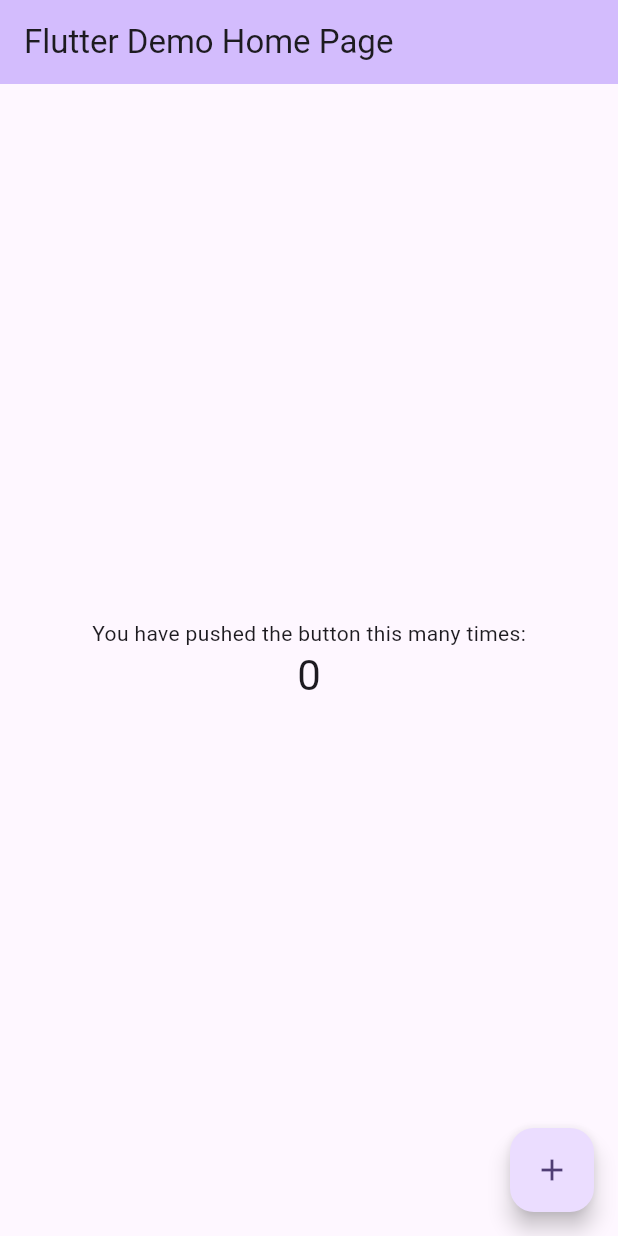
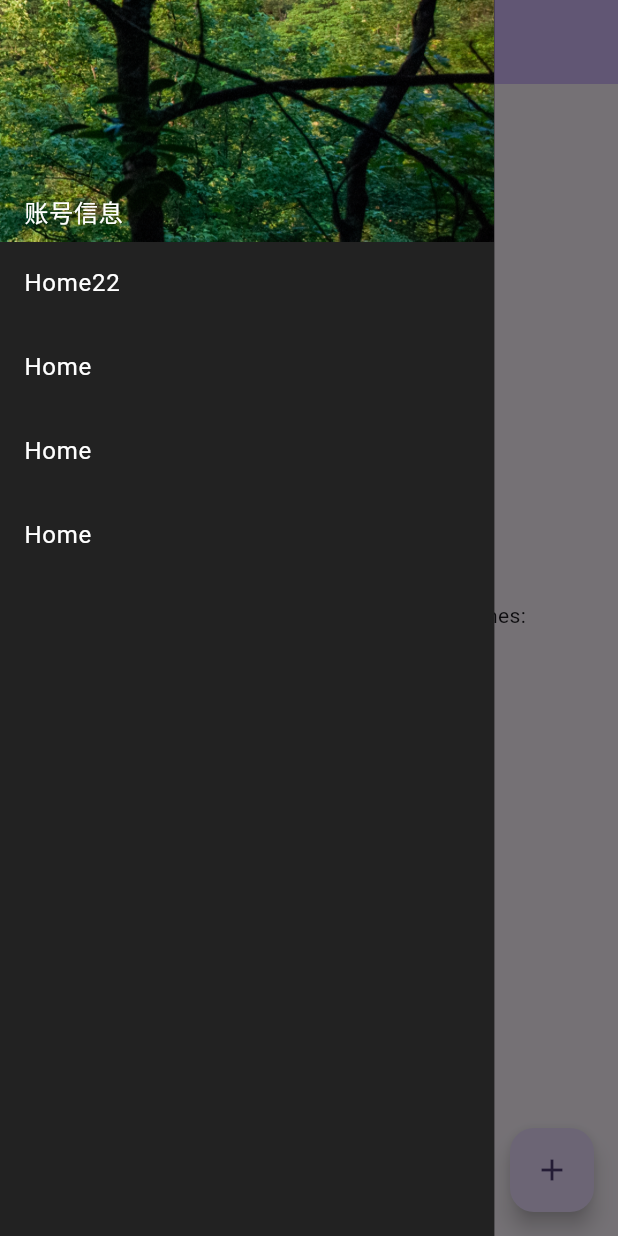
Before and after one commit to daixiongsheng/days, a Flutter app: the screen it shows after launch, with the side drawer open (before the commit the screen has no drawer), on a phone screen of 412 x 824 dp. Run offline on Flutter 3.47's test engine with Material 3 defaults, Android fonts, the phone set to English and light mode, and no system bars.

Commit message:
feat: init drawer

```diff
--- /dev/null
+++ b/assets/config.json
@@ -0,0 +1,3 @@
+{
+	"name": "123"
+}
--- a/lib/main.dart
+++ b/lib/main.dart
@@ -1,7 +1,47 @@
 import 'package:flutter/material.dart';
+import 'package:flutter/cupertino.dart';
+import 'package:flutter/services.dart' show rootBundle;
+
+Future<String> loadAsset() async {
+  return await rootBundle.loadString('assets/config.json');
+}
 
 void main() {
   runApp(const MyApp());
+}
+
+class NewRoute extends StatelessWidget {
+  @override
+  Widget build(BuildContext context) {
+    return Scaffold(
+      appBar: AppBar(
+        title: const Text("New route"),
+      ),
+      body: const Center(
+        child: Text("This is new route"),
+      ),
+    );
+  }
+}
+
+class CupertinoTestRoute extends StatelessWidget {
+  const CupertinoTestRoute({super.key});
+
+  @override
+  Widget build(BuildContext context) {
+    return CupertinoPageScaffold(
+      backgroundColor: Colors.black12,
+      navigationBar: const CupertinoNavigationBar(
+        middle: Text("Cupertino Demo"),
+      ),
+      child: Center(
+        child: CupertinoButton(
+            color: CupertinoColors.activeBlue,
+            child: const Text("Press"),
+            onPressed: () {}),
+      ),
+    );
+  }
 }
 
 class MyApp extends StatelessWidget {
@@ -12,101 +52,255 @@ class MyApp extends StatelessWidget {
   Widget build(BuildContext context) {
     return MaterialApp(
       title: 'Flutter Demo',
+      initialRoute: '/',
+      onGenerateRoute: (RouteSettings settings) {
+        return MaterialPageRoute(builder: (context) {
+          String routeName = settings.name!;
+          // 如果访问的路由页需要登录，但当前未登录，则直接返回登录页路由，
+          // 引导用户登录；其他情况则正常打开路由。
+          print('routeName$routeName');
+          return NewRoute();
+        });
+      },
+      routes: {
+        "home": (context) => const DefaultTabController(
+              length: 3,
+              child: Scaffold(),
+            ),
+        "new_page": (context) => NewRoute(),
+        "tip": (context) => TipRoute(
+              text: ModalRoute.of(context)!.settings.arguments as String,
+            ),
+        "/": (context) =>
+            const MyHomePage(title: 'Flutter Demo Home Page'), //注册首页路由
+      },
       theme: ThemeData(
-        // This is the theme of your application.
-        //
-        // TRY THIS: Try running your application with "flutter run". You'll see
-        // the application has a purple toolbar. Then, without quitting the app,
-        // try changing the seedColor in the colorScheme below to Colors.green
-        // and then invoke "hot reload" (save your changes or press the "hot
-        // reload" button in a Flutter-supported IDE, or press "r" if you used
-        // the command line to start the app).
-        //
-        // Notice that the counter didn't reset back to zero; the application
-        // state is not lost during the reload. To reset the state, use hot
-        // restart instead.
-        //
-        // This works for code too, not just values: Most code changes can be
-        // tested with just a hot reload.
         colorScheme: ColorScheme.fromSeed(seedColor: Colors.deepPurple),
         useMaterial3: true,
       ),
-      home: const MyHomePage(title: 'Flutter Demo Home Page'),
     );
   }
 }
 
 class MyHomePage extends StatefulWidget {
   const MyHomePage({super.key, required this.title});
-
-  // This widget is the home page of your application. It is stateful, meaning
-  // that it has a State object (defined below) that contains fields that affect
-  // how it looks.
-
-  // This class is the configuration for the state. It holds the values (in this
-  // case the title) provided by the parent (in this case the App widget) and
-  // used by the build method of the State. Fields in a Widget subclass are
-  // always marked "final".
-
   final String title;
 
   @override
   State<MyHomePage> createState() => _MyHomePageState();
 }
 
+class TipRoute extends StatelessWidget {
+  const TipRoute({
+    super.key,
+    required this.text, // 接收一个text参数
+  });
+  final String text;
+
+  @override
+  Widget build(BuildContext context) {
+    return Scaffold(
+      appBar: AppBar(
+        title: const Text("提示"),
+      ),
+      body: Padding(
+        padding: const EdgeInsets.all(18),
+        child: Center(
+          child: Column(
+            children: <Widget>[
+              Text(text),
+              ElevatedButton(
+                onPressed: () => Navigator.pop(context, "我是返回值"),
+                child: const Text("返回"),
+              ),
+              Image.asset('assets/images/logo.png'),
+            ],
+          ),
+        ),
+      ),
+    );
+  }
+}
+
+class CustomDrawerHeader extends DrawerHeader {
+  const CustomDrawerHeader({
+    super.key,
+    super.decoration,
+    required super.child,
+  });
+
+  @override
+  Widget build(BuildContext context) {
+    assert(debugCheckHasMaterial(context));
+    assert(debugCheckHasMediaQuery(context));
+    final ThemeData theme = Theme.of(context);
+    final double statusBarHeight = MediaQuery.paddingOf(context).top;
+    return SizedBox(
+      height: statusBarHeight + 160.0 + 1.0,
+      child: AnimatedContainer(
+        padding: padding.add(EdgeInsets.only(top: statusBarHeight)),
+        decoration: decoration,
+        duration: duration,
+        curve: curve,
+        child: child == null
+            ? null
+            : DefaultTextStyle(
+                style: theme.textTheme.bodyLarge!,
+                child: MediaQuery.removePadding(
+                  context: context,
+                  removeTop: true,
+                  child: child!,
+                ),
+              ),
+      ),
+    );
+  }
+}
+
 class _MyHomePageState extends State<MyHomePage> {
   int _counter = 0;
 
+  static const Color hoverColor = Colors.grey;
+  static const Color drawerBackgroundColor = Color(0xFF222222);
+  static const TextStyle textStyle = TextStyle(color: Colors.white);
+
+  List<Widget> titles = [
+    ListTile(
+      textColor: textStyle.color,
+      title: const Text(
+        "Home22",
+      ),
+      hoverColor: hoverColor,
+      onTap: () {
+        print("Home tap");
+      },
+      selectedTileColor: Colors.black,
+    ),
+    ListTile(
+      textColor: textStyle.color,
+      title: const Text("Home"),
+      hoverColor: hoverColor,
+      onTap: () {
+        print("Home tap");
+      },
+      selected: false,
+    ),
+    ListTile(
+      textColor: textStyle.color,
+      title: const Text("Home"),
+      hoverColor: hoverColor,
+      onTap: () {
+        print("Home tap");
+      },
+      selected: false,
+    ),
+    ListTile(
+      textColor: textStyle.color,
+      hoverColor: hoverColor,
+      title: const Text("Home"),
+      onTap: () {
+        print("Home tap");
+      },
+      selected: false,
+    ),
+  ];
+
   void _incrementCounter() {
     setState(() {
-      // This call to setState tells the Flutter framework that something has
-      // changed in this State, which causes it to rerun the build method below
-      // so that the display can reflect the updated values. If we changed
-      // _counter without calling setState(), then the build method would not be
-      // called again, and so nothing would appear to happen.
       _counter++;
     });
+    loadAsset().then((value) {
+      print('loadAsset$value');
+    });
+    //导航到新路由
+    // Navigator.of(context)
+    //     .push(
+    //   MaterialPageRoute(
+    //       builder: (context) {
+    //         // return NewRoute();
+    //         print('object');
+    //         return const TipRoute(
+    //           // 路由参数
+    //           text: "我是提示xxxx",
+    //         );
+    //       },
+    //       // fullscreenDialog: true,
+    //       maintainState: false),
+    // )
+    //     .then((value) {
+    //   print("我是返回: $value");
+    // });
+
+    Navigator.of(context).pushNamed("tip", arguments: "hello");
   }
+
+  late AppBar appBar = AppBar(
+    backgroundColor: Theme.of(context).colorScheme.inversePrimary,
+    title: Text(
+      widget.title,
+      style: textStyle,
+      textAlign: TextAlign.end,
+    ),
+  );
+
+  late ListView listView = ListView(
+    padding: EdgeInsets.zero,
+    physics: const NeverScrollableScrollPhysics(),
+    children: [
+      const CustomDrawerHeader(
+          decoration: BoxDecoration(
+            image: DecorationImage(
+                image: AssetImage('assets/images/a.png'), fit: BoxFit.fill),
+          ),
+          child: Column(
+            mainAxisAlignment: MainAxisAlignment.end,
+            crossAxisAlignment: CrossAxisAlignment.start,
+            children: [
+              Text(
+                "账号信息",
+                style: textStyle,
+              )
+            ],
+          )),
+      ...titles,
+    ],
+  );
+
+  late Drawer drawer = Drawer(
+    backgroundColor: drawerBackgroundColor,
+    width: MediaQuery.of(context).size.width * 0.8,
+    // clipBehavior: Clip.none,
+    shape: const RoundedRectangleBorder(
+      borderRadius: BorderRadius.all(Radius.zero),
+    ),
+    child: listView,
+  );
 
   @override
   Widget build(BuildContext context) {
-    // This method is rerun every time setState is called, for instance as done
-    // by the _incrementCounter method above.
-    //
-    // The Flutter framework has been optimized to make rerunning build methods
-    // fast, so that you can just rebuild anything that needs updating rather
-    // than having to individually change instances of widgets.
     return Scaffold(
-      appBar: AppBar(
-        // TRY THIS: Try changing the color here to a specific color (to
-        // Colors.amber, perhaps?) and trigger a hot reload to see the AppBar
-        // change color while the other colors stay the same.
-        backgroundColor: Theme.of(context).colorScheme.inversePrimary,
-        // Here we take the value from the MyHomePage object that was created by
-        // the App.build method, and use it to set our appbar title.
-        title: Text(widget.title),
-      ),
+      appBar: appBar,
+      drawer: drawer,
       body: Center(
-        // Center is a layout widget. It takes a single child and positions it
-        // in the middle of the parent.
         child: Column(
-          // Column is also a layout widget. It takes a list of children and
-          // arranges them vertically. By default, it sizes itself to fit its
-          // children horizontally, and tries to be as tall as its parent.
-          //
-          // Column has various properties to control how it sizes itself and
-          // how it positions its children. Here we use mainAxisAlignment to
-          // center the children vertically; the main axis here is the vertical
-          // axis because Columns are vertical (the cross axis would be
-          // horizontal).
-          //
-          // TRY THIS: Invoke "debug painting" (choose the "Toggle Debug Paint"
-          // action in the IDE, or press "p" in the console), to see the
-          // wireframe for each widget.
           mainAxisAlignment: MainAxisAlignment.center,
           children: <Widget>[
             const Text(
               'You have pushed the button this many times:',
+            ),
+            const DefaultTextStyle(
+              style: TextStyle(
+                color: Colors.amber,
+                fontSize: 20,
+              ),
+              textAlign: TextAlign.left,
+              child: Text.rich(TextSpan(
+                  children: [
+                    TextSpan(
+                        text: "span1", style: TextStyle(color: Colors.black))
+                  ],
+                  text: AutofillHints.addressCity,
+                  style: TextStyle(color: Colors.red))),
             ),
             Text(
               '$_counter',
@@ -119,7 +313,7 @@ class _MyHomePageState extends State<MyHomePage> {
         onPressed: _incrementCounter,
         tooltip: 'Increment',
         child: const Icon(Icons.add),
-      ), // This trailing comma makes auto-formatting nicer for build methods.
+      ),
     );
   }
 }
```
Also changed, not shown: pubspec.yaml (+5 -6 lines), assets/images/a.png (added), assets/images/logo.png (added).
